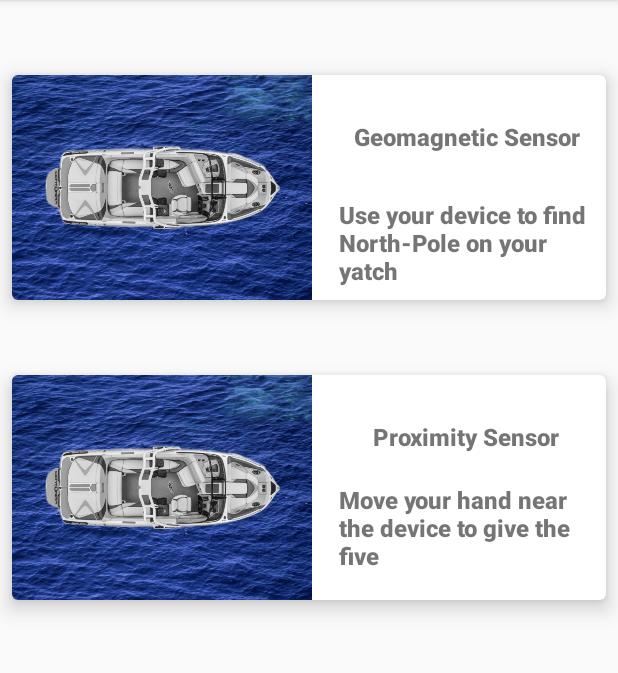
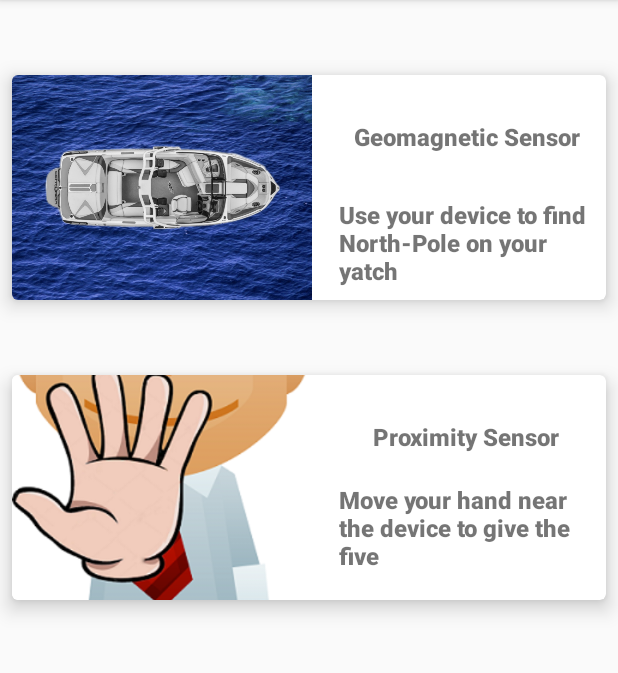
Before and after one commit to giuseppeboezio/misurapp, an Android app: the PositionActivity screen opened directly, with no data from a screen before it, on a phone screen of 412 x 824 dp, the part 84-757 px from its top. Run offline under Robolectric (Android 15) with nearby library versions, the phone set to English and light mode, and no system bars.

Commit message:
proximity image + new string name

```diff
--- a/app/src/main/res/layout/activity_position.xml
+++ b/app/src/main/res/layout/activity_position.xml
@@ -120,7 +120,7 @@
                 android:layout_height="150dp"
                 android:layout_marginBottom="531dp"
                 android:scaleType="centerCrop"
-                android:src="@drawable/image_geomagnetic_sensor"
+                android:src="@drawable/proximity_image"
                 app:layout_constraintBottom_toBottomOf="parent"
                 app:layout_constraintHorizontal_bias="1.0"
                 app:layout_constraintLeft_toLeftOf="parent"
--- a/app/src/main/res/values/strings.xml
+++ b/app/src/main/res/values/strings.xml
@@ -24,5 +24,6 @@
     <string name="geomagneticDescription">Use your device to find North-Pole on your yatch</string>
     <string name="proximityDescription">Move your hand near the device to give the five</string>
     <string name="stepCounterDescription">Walk to make the biker move along the street</string>
+    <string name="showHistory">Show History</string>
 
 </resources>
```
Also changed, not shown: app/src/main/res/drawable/proximity_image.png (added), 1 other file.
